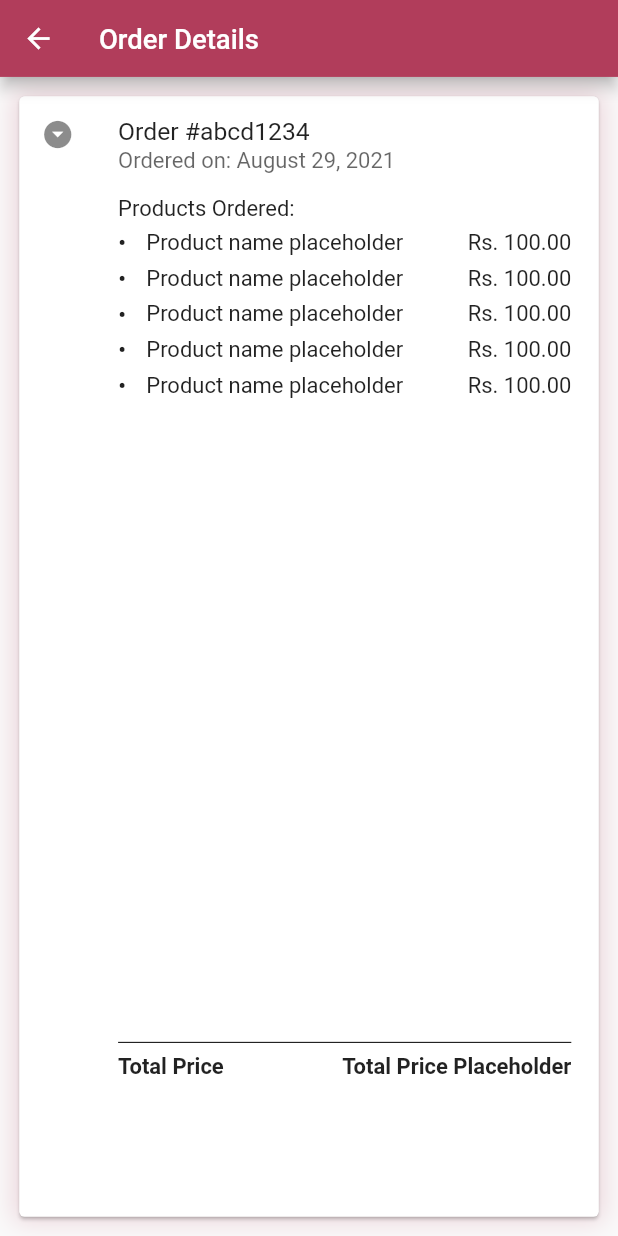
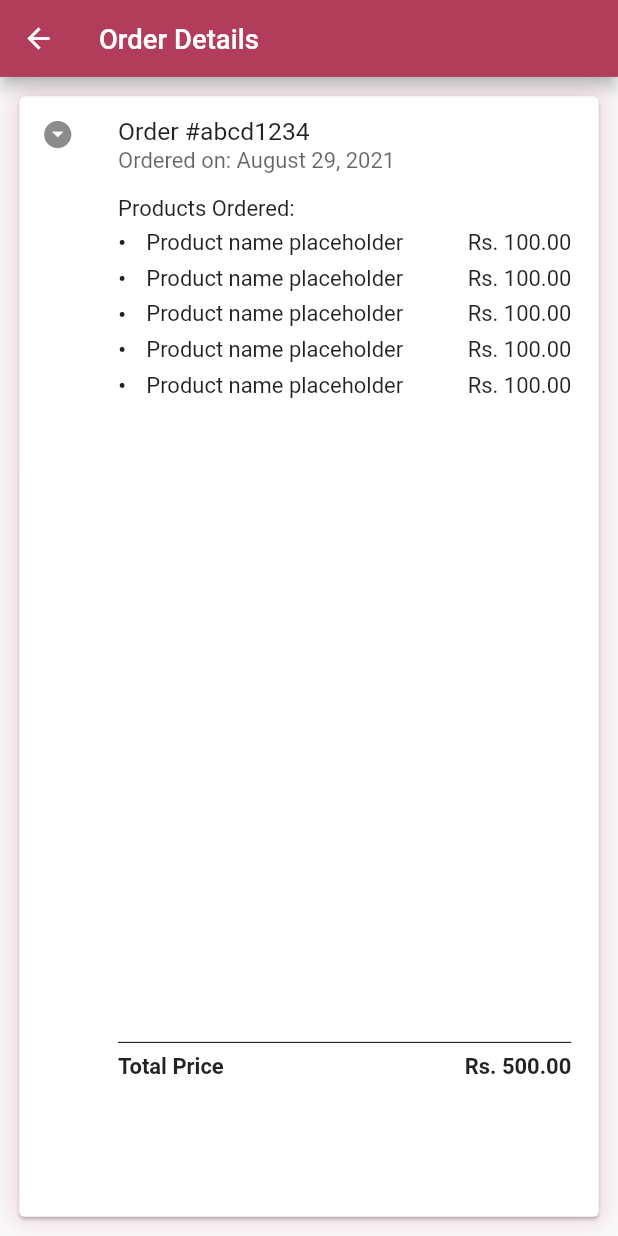
Before and after one commit to SE-Project-Sem-5/GoPharmaFlutter, a Flutter app: the OrderFullView screen opened directly with sample values from the repository, on a phone screen of 412 x 824 dp. Run offline on Flutter 3.47's test engine with Material 2 defaults, Android fonts, the phone set to English and light mode, and no system bars; our stand-ins replace badges, bloc, camera, carousel_slider, connectivity_plus, email_validator and 6 more; missing offline and left inert: payhere_mobilesdk_flutter; accounts and stored records are empty; Roboto replaces fonts that are missing (SF-Pro).

Commit message:
order object added

```diff
--- a/lib/ui/customer/past_orders/dummy_values.dart
+++ b/lib/ui/customer/past_orders/dummy_values.dart
@@ -3,7 +3,7 @@ import 'package:go_pharma/repos/order/order_model.dart';
 List<Order> pastOrders = [
   new Order(
     order_id: "#abcd1234",
-    price: 100.00,
+    price: 500.00,
     completedDate: DateTime.now(),
     orderedDate: DateTime.now(),
   ),
--- a/lib/ui/customer/past_orders/past_order_full_view.dart
+++ b/lib/ui/customer/past_orders/past_order_full_view.dart
@@ -129,7 +129,9 @@ class OrderFullView extends StatelessWidget {
                           mainAxisAlignment: MainAxisAlignment.spaceBetween,
                           children: [
                             PastOrderTitleText(text: "Total Price"),
-                            PastOrderTitleText(text: "Total Price Placeholder"),
+                            PastOrderTitleText(
+                              text: "Rs. " + order.price.toStringAsFixed(2),
+                            ),
                           ],
                         ),
                       ),
```
